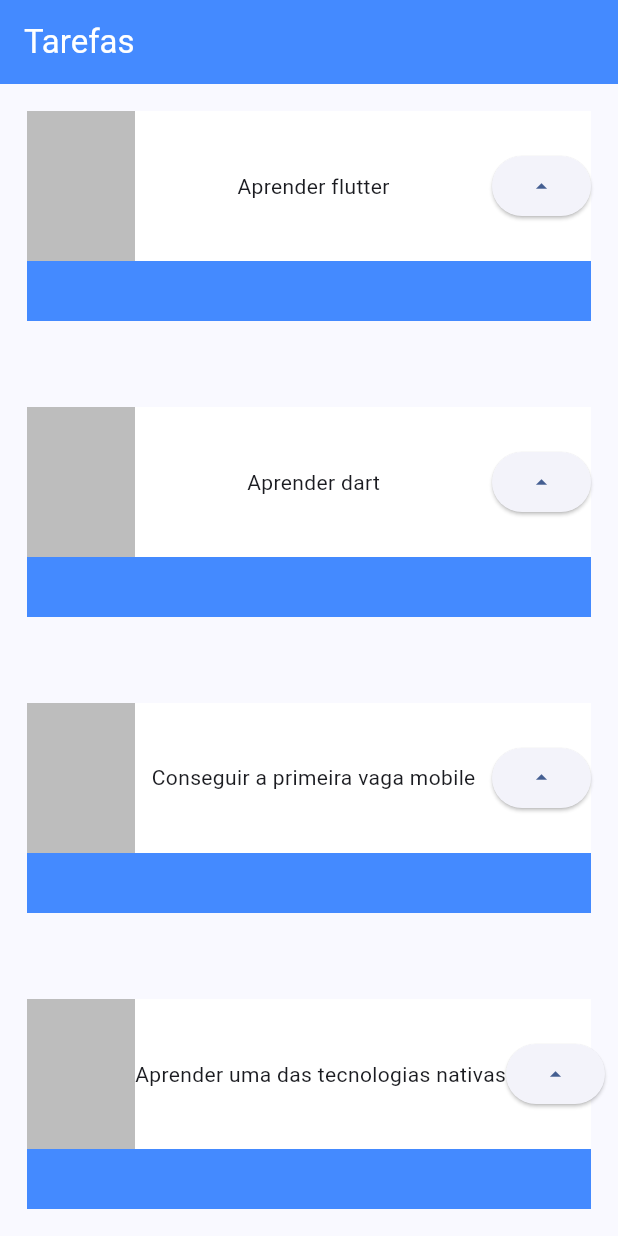
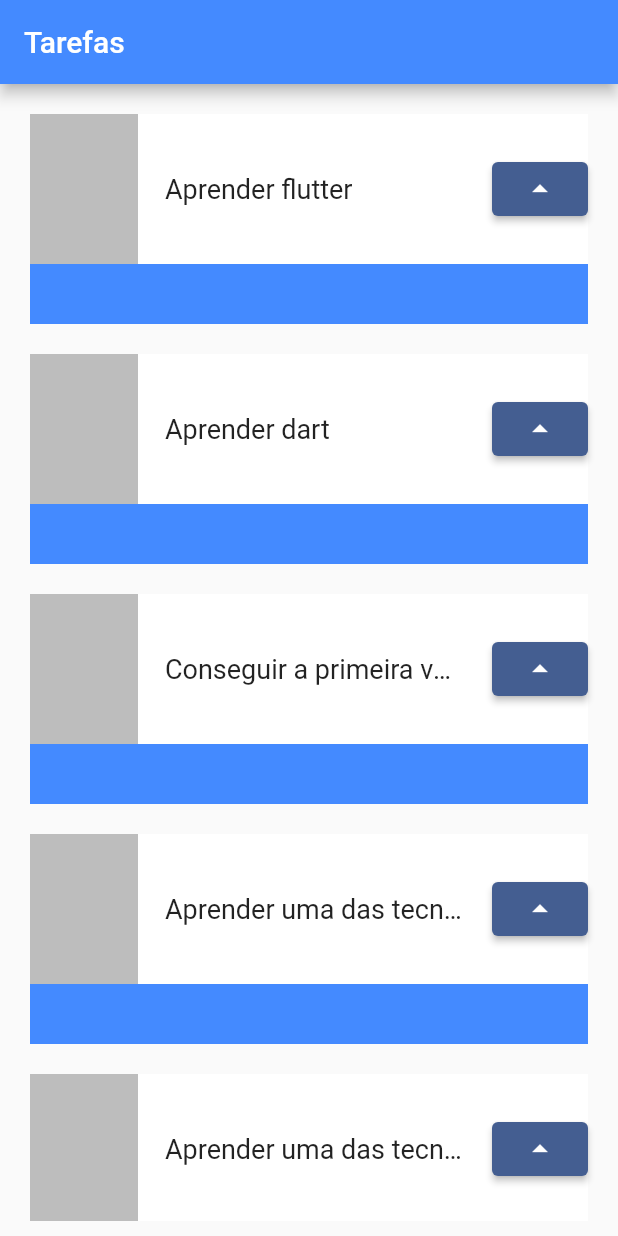
Before and after one commit to flavioaugusto1/lista_tarefas, a Flutter app: the screen it shows after launch, on a phone screen of 412 x 824 dp. Run offline on Flutter 3.47's test engine with Material 3 defaults, Android fonts, the phone set to English and light mode, and no system bars.

Commit message:
feat: implementado listview e padding

```diff
--- a/lib/main.dart
+++ b/lib/main.dart
@@ -1,3 +1,4 @@
+import 'package:flutter/cupertino.dart';
 import 'package:flutter/material.dart';
 import 'package:flutter/widgets.dart';
 
@@ -14,7 +15,7 @@ class MyApp extends StatelessWidget {
       title: 'Lista de tarefas',
       theme: ThemeData(
         colorScheme: ColorScheme.fromSeed(seedColor: Colors.blueAccent),
-        useMaterial3: true,
+        useMaterial3: false,
       ),
       home: Scaffold(
         appBar: AppBar(
@@ -26,10 +27,9 @@ class MyApp extends StatelessWidget {
           ),
           backgroundColor: Colors.blueAccent,
         ),
-        body: const Padding(
-          padding: EdgeInsets.all(18),
-          child: Column(
-            mainAxisAlignment: MainAxisAlignment.spaceBetween,
+        body: Padding(
+          padding: EdgeInsets.all(10),
+          child: ListView(
             children: [
               Task(
                 taskName: "Aprender flutter",
@@ -39,6 +39,21 @@ class MyApp extends StatelessWidget {
               ),
               Task(
                 taskName: "Conseguir a primeira vaga mobile",
+              ),
+              Task(
+                taskName: "Aprender uma das tecnologias nativas",
+              ),
+              Task(
+                taskName: "Aprender uma das tecnologias nativas",
+              ),
+              Task(
+                taskName: "Aprender uma das tecnologias nativas",
+              ),
+              Task(
+                taskName: "Aprender uma das tecnologias nativas",
+              ),
+              Task(
+                taskName: "Aprender uma das tecnologias nativas",
               ),
               Task(
                 taskName: "Aprender uma das tecnologias nativas",
@@ -53,14 +68,17 @@ class MyApp extends StatelessWidget {
 
 class Task extends StatelessWidget {
   final String taskName;
-  const Task({
+
+  Task({
     required this.taskName,
     super.key,
   });
 
   @override
   Widget build(BuildContext context) {
-    return Stack(
+    return Padding(
+      padding: const EdgeInsets.all(10.0),
+      child: Stack(
         children: [
           Container(
             height: 140,
@@ -77,13 +95,25 @@ class Task extends StatelessWidget {
                   width: 72,
                   color: Colors.black26,
                 ),
-              Text(taskName),
+                Container(
+                  width: 200,
+                  child: Text(
+                    taskName,
+                    style: TextStyle(
+                      fontSize: 18,
+                      overflow: TextOverflow.ellipsis,
+                    ),
+                  ),
+                ),
                 ElevatedButton(
-                  onPressed: () {}, child: const Icon(Icons.arrow_drop_up))
+                  onPressed: () {},
+                  child: Icon(Icons.arrow_drop_up),
+                )
               ],
             ),
           )
         ],
+      ),
     );
   }
 }
```
Lines whose indentation alone changed are shown as unchanged.
